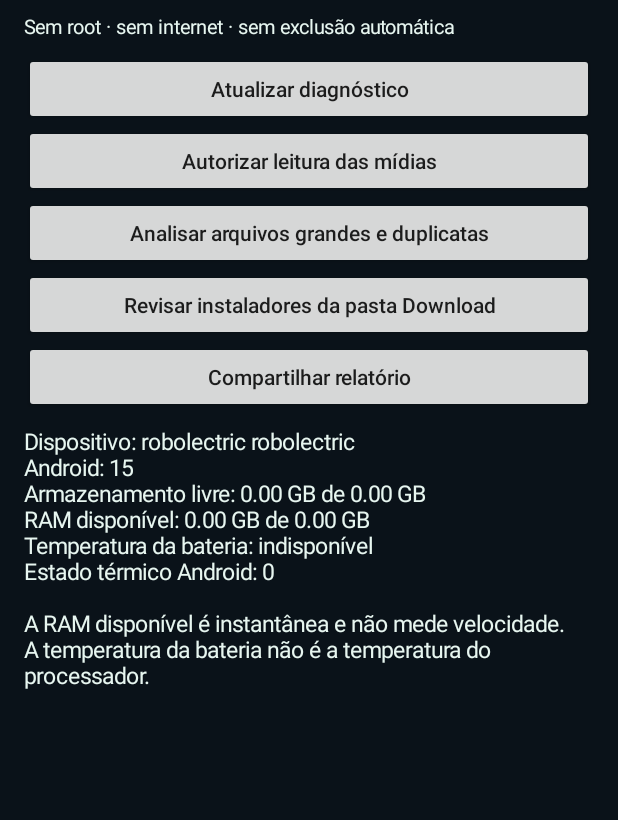
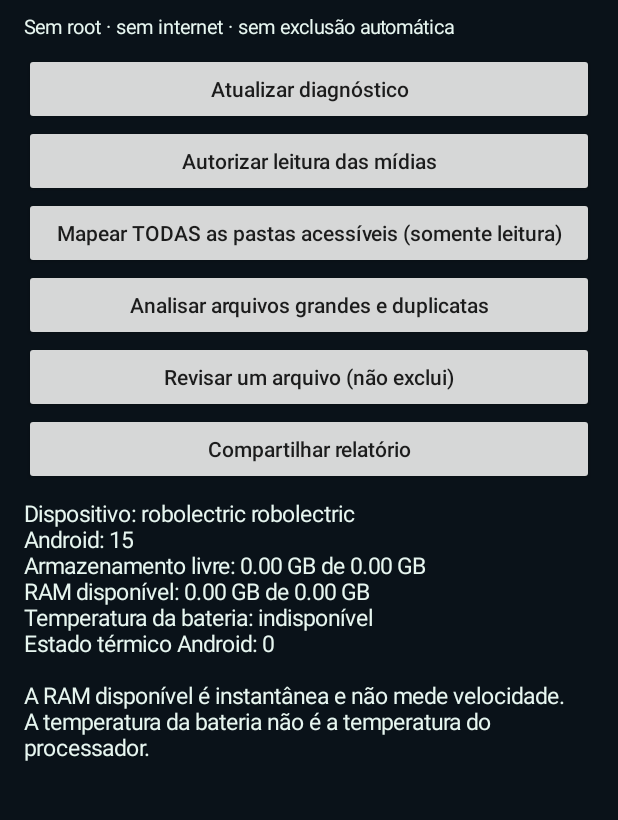
Before and after one commit to DavyBirth/godzilla-pc, an Android app: the screen it shows after launch (MainActivity), on a phone screen of 412 x 824 dp, the part 98-918 px from its top. Run offline under Robolectric (Android 15) with nearby library versions, the phone set to English and light mode, and no system bars.

Commit message:
feat(redmi): expose all-files storage map in app

```diff
--- a/redmi-rescue/app/src/main/java/com/redmi/rescue/MainActivity.java
+++ b/redmi-rescue/app/src/main/java/com/redmi/rescue/MainActivity.java
@@ -61,8 +61,9 @@ public class MainActivity extends Activity {
         label("Sem root · sem internet · sem exclusão automática",13,text);
         button("Atualizar diagnóstico",()->diagnostics());
         button("Autorizar leitura das mídias",()->permissions());
+        button("Mapear TODAS as pastas acessíveis (somente leitura)",()->StorageAudit.start(this, output, s->{report += "\n\n"+s;}));
         button("Analisar arquivos grandes e duplicatas",()->startScan());
-        button("Revisar instaladores da pasta Download",()->pick());
+        button("Revisar um arquivo (não exclui)",()->pick());
         button("Compartilhar relatório",()->share());
         output=label("Diagnóstico inicial",15,text);
         diagnostics();
```
